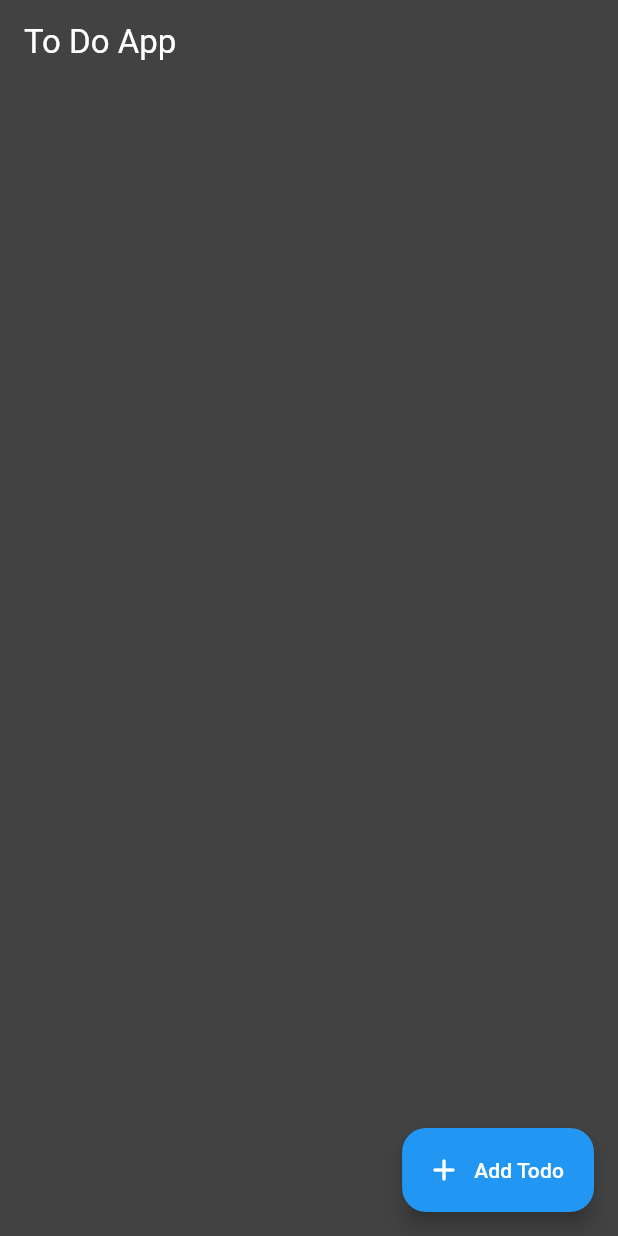
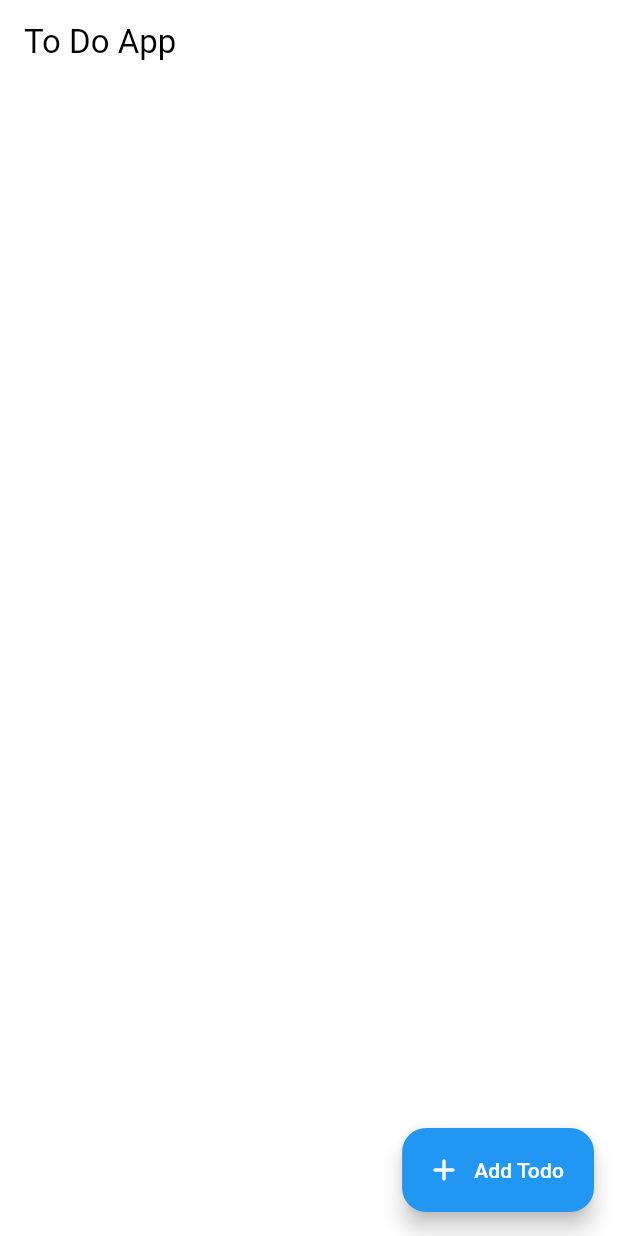
Before and after one commit to imtusharchavan/todoapp, a Flutter app: the screen it shows after launch, on a phone screen of 412 x 824 dp. Run offline on Flutter 3.47's test engine with Material 2 defaults, Android fonts, the phone set to English and light mode, and no system bars; drawn by our look-alikes of dynamic_color; our stand-ins replace flutter_slidable; missing offline and left inert: encrypt.

Commit message:
Change them mode

```diff
--- a/lib/main.dart
+++ b/lib/main.dart
@@ -24,7 +24,7 @@ class MyApp extends StatelessWidget {
     return DynamicColorBuilder(
       builder: (lightColorScheme, darkColorScheme) {
         return MaterialApp(
-          title: 'Flutter Demo',
+          debugShowCheckedModeBanner: false,
           theme: ThemeData(
             colorScheme: lightColorScheme ?? defaultLightColorScheme,
             useMaterial3: true,
@@ -33,7 +33,7 @@ class MyApp extends StatelessWidget {
             colorScheme: darkColorScheme ?? defaultDarkColorScheme,
             useMaterial3: true,
           ),
-          themeMode: ThemeMode.dark,
+          themeMode: ThemeMode.system,
           home: const HomePage(),
         );
       },
```
